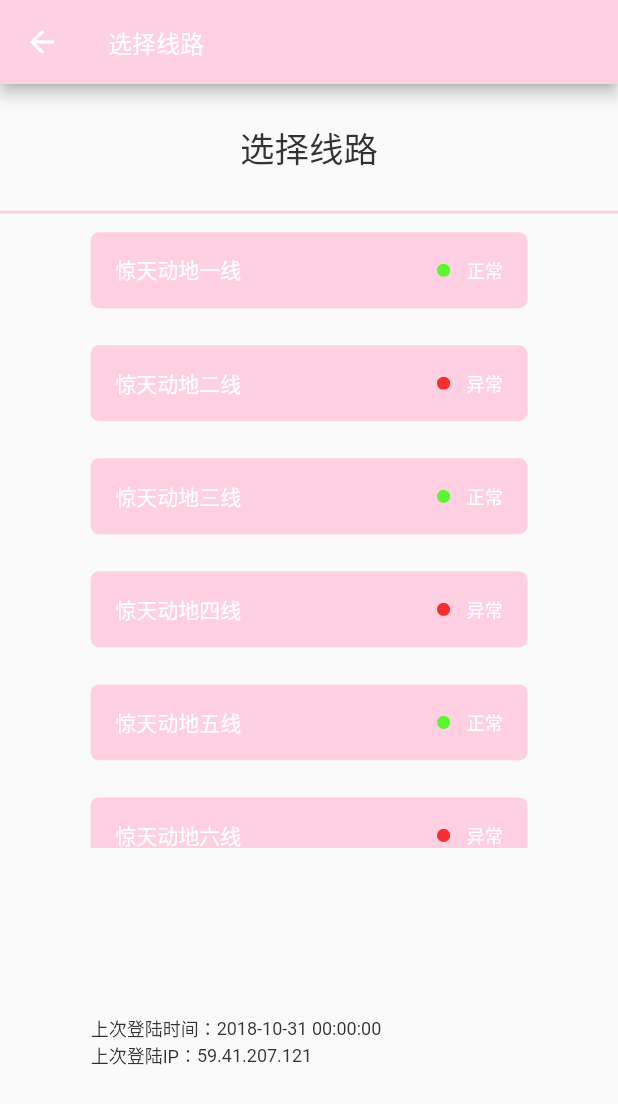
After one commit to push-over/flutter_moecony, a Flutter app: the screen it shows after launch, item 5 of the bottom bar chosen, after a tap on "选线页面", on a phone screen of 412 x 824 dp. The commit adds this screen. Shown: the top 1104 px of the screen. Run offline on Flutter 3.47's test engine with Material 2 defaults, Android fonts, the phone set to English and light mode, and no system bars; our stand-ins replace cached_network_image, flutter_redux, flutter_screenutil, flutter_spinkit, redux, shared_preferences; network calls fail.

Commit message:
select_line layout

```diff
--- a/lib/pages/login_page.dart
+++ b/lib/pages/login_page.dart
@@ -5,9 +5,12 @@ import 'package:flutter_redux/flutter_redux.dart';
 import 'package:flutter_moecony/common/redux/state.dart';
 import 'package:flutter_moecony/common/style/style.dart';
 import 'package:flutter_moecony/common/utils/screenutil_utils.dart';
+import 'package:flutter_moecony/common/utils/navigator_utils.dart';
 
 import 'package:flutter_moecony/widget/flex_button.dart';
 import 'package:flutter_moecony/widget/spinkit.dart';
+
+import 'package:flutter_moecony/pages/select_line_page.dart';
 
 class LoginPage extends StatefulWidget {
   @override
@@ -39,6 +42,10 @@ class _LoginPageState extends State<LoginPage> {
         if (mounted) {
           setState(() {
             _isLoading = false;
+            NavigatorUtils.NavigatorRouter(
+              context,
+              SelectLinePage(),
+            );
           });
         }
       });
--- /dev/null
+++ b/lib/pages/select_line_page.dart
@@ -0,0 +1,168 @@
+import 'package:flutter/material.dart';
+import 'package:redux/redux.dart';
+import 'package:flutter_redux/flutter_redux.dart';
+
+import 'package:flutter_moecony/common/redux/state.dart';
+import 'package:flutter_moecony/common/style/style.dart';
+import 'package:flutter_moecony/common/utils/screenutil_utils.dart';
+
+import 'package:flutter_moecony/widget/spinkit.dart';
+
+class SelectLinePage extends StatefulWidget {
+  @override
+  _SelectLinePageState createState() => _SelectLinePageState();
+}
+
+class _SelectLinePageState extends State<SelectLinePage> {
+  Map<String, dynamic> _listLines;
+
+  @override
+  void initState() {
+    super.initState();
+    _listLines = {
+      '惊天动地一线': true,
+      '惊天动地二线': false,
+      '惊天动地三线': true,
+      '惊天动地四线': false,
+      '惊天动地五线': true,
+      '惊天动地六线': false,
+      '惊天动地七线': true,
+      '惊天动地八线': false,
+    };
+  }
+
+  @override
+  Widget build(BuildContext context) {
+    return StoreBuilder<MTState>(
+      builder: (BuildContext context, Store store) {
+        return Scaffold(
+          appBar: MTConstant.APPBAR(
+            Text(
+              '选择线路',
+              style: MTConstant.MIDDLE_WHITE_TEXT,
+            ),
+          ),
+          body: Column(
+            children: <Widget>[
+              _buildTitle(store),
+              _buildListLines(store),
+              _buildLoginInfo(),
+            ],
+          ),
+        );
+      },
+    );
+  }
+
+  Widget _buildTitle(Store store) {
+    return Container(
+      alignment: Alignment.center,
+      decoration: BoxDecoration(
+          border: Border(
+        bottom: BorderSide(
+          width: 2,
+          color: store.state.themeData.primaryColor,
+        ),
+      )),
+      height: S.h(140),
+      child: Text(
+        '选择线路',
+        style: MTConstant.BIG_DEFAULT_TEXT,
+      ),
+    );
+  }
+
+  Widget _buildListLines(Store store) {
+    return Expanded(
+      child: ListView.builder(
+        padding: EdgeInsets.symmetric(
+          horizontal: S.w(110),
+        ),
+        itemBuilder: (BuildContext context, int index) =>
+            _buildLineItem(store, index),
+        itemCount: _listLines.length,
+      ),
+    );
+  }
+
+  Widget _buildLineItem(Store store, int index) {
+    return InkWell(
+      child: Container(
+        padding: EdgeInsets.symmetric(
+          vertical: S.h(24),
+          horizontal: S.w(30),
+        ),
+        margin: EdgeInsets.symmetric(
+          vertical: S.h(20),
+        ),
+        decoration: BoxDecoration(
+          color: store.state.themeData.primaryColor,
+          borderRadius: BorderRadius.circular(
+            S.w(10),
+          ),
+        ),
+        child: Row(
+          mainAxisAlignment: MainAxisAlignment.spaceBetween,
+          children: <Widget>[
+            Text(
+              _listLines.keys.elementAt(index),
+              style: MTConstant.SMALL_WHITE_TEXT,
+            ),
+            Row(
+              children: <Widget>[
+                ClipOval(
+                  child: Container(
+                    width: S.w(16),
+                    height: S.w(16),
+                    color: _listLines.values.elementAt(index)
+                        ? Color(0xFF5AF62E)
+                        : Color(0xFFF62E2E),
+                  ),
+                ),
+                SizedBox(
+                  width: S.w(20),
+                ),
+                Text(
+                  _listLines.values.elementAt(index) ? '正常' : '异常',
+                  style: MTConstant.MIN_WHITE_TEXT,
+                ),
+              ],
+            ),
+          ],
+        ),
+      ),
+    );
+  }
+
+  Widget _buildLoginInfo() {
+    return SafeArea(
+      child: Padding(
+        padding: EdgeInsets.symmetric(
+          horizontal: S.w(110),
+          vertical: S.h(180),
+        ),
+        child: Column(
+          children: <Widget>[
+            _buildCommonRow('上次登陆时间：', '2018-10-31 00:00:00'),
+            _buildCommonRow('上次登陆IP：', '59.41.207.121'),
+          ],
+        ),
+      ),
+    );
+  }
+
+  Widget _buildCommonRow(String key, String value) {
+    return Row(
+      children: <Widget>[
+        Text(
+          key,
+          style: MTConstant.MIN_DEFAULT_TEXT,
+        ),
+        Text(
+          value,
+          style: MTConstant.MIN_DEFAULT_TEXT,
+        ),
+      ],
+    );
+  }
+}
--- a/lib/pages/test_page.dart
+++ b/lib/pages/test_page.dart
@@ -1,6 +1,7 @@
 import 'package:flutter/material.dart';
 
 import 'package:flutter_moecony/pages/login_page.dart';
+import 'package:flutter_moecony/pages/select_line_page.dart';
 import 'package:flutter_moecony/common/utils/navigator_utils.dart';
 
 class TestPage extends StatelessWidget {
@@ -18,6 +19,19 @@ class TestPage extends StatelessWidget {
             ),
           ),
         ),
+        SizedBox(
+          height: 20,
+        ),
+        Container(
+          color: Colors.black12,
+          child: ListTile(
+            title: Text('选线页面'),
+            onTap: () => NavigatorUtils.NavigatorRouter(
+              context,
+              SelectLinePage(),
+            ),
+          ),
+        ),
       ],
     );
   }
```
